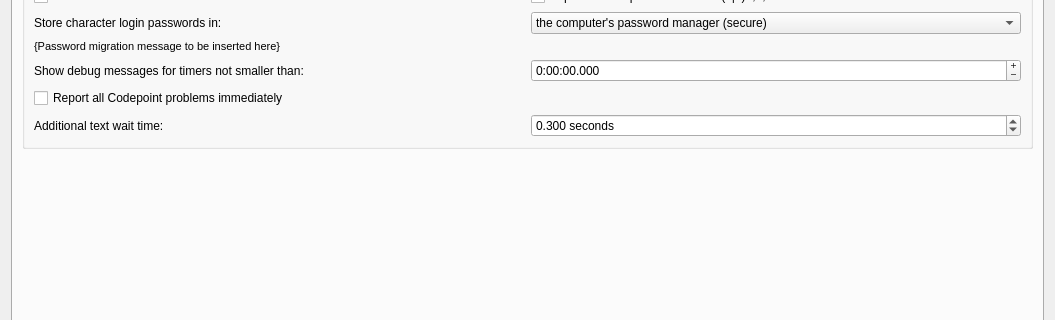
First picture: the form in src/ui/profile_preferences.ui, repository ThalynLabs/Mudlet, before the edit; both pictures show x 0 to 1055 and y 432 to 752 of the 1055 by 876 pixel window.
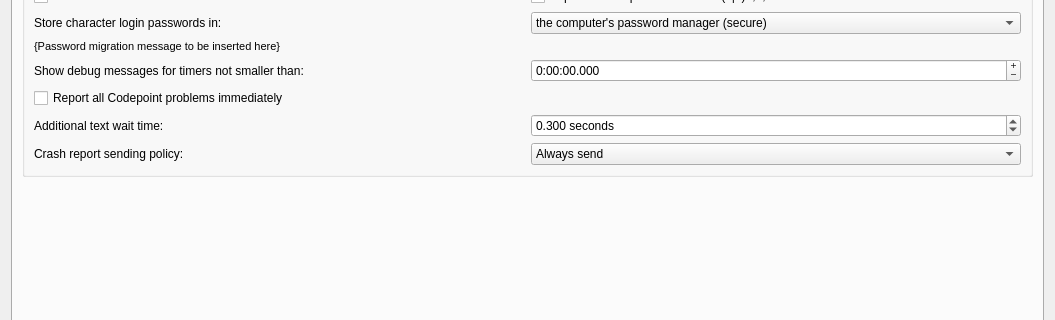
Second picture: the form after the edit. The open tabs and pages were chosen to show the change. Icons and pictures are not drawn. Custom widgets are drawn as their Qt base class.

Commit message: Improve: add a crash reporter for Linux / macOS / Windows (#8540)

What changed in the file:
```diff
--- a/src/ui/profile_preferences.ui
+++ b/src/ui/profile_preferences.ui
@@ -4513,6 +4513,32 @@
             </property>
            </widget>
           </item>
+          <item row="6" column="0">
+              <widget class="QLabel" name="label_crashReportPolicy">
+                  <property name="text">
+                      <string>Crash report sending policy:</string>
+                  </property>
+              </widget>
+          </item>
+          <item row="6" column="1">
+              <widget class="QComboBox" name="comboBox_crashReportPolicy">
+                  <item>
+                      <property name="text">
+                          <string>Always send</string>
+                      </property>
+                  </item>
+                  <item>
+                      <property name="text">
+                          <string>Never send</string>
+                      </property>
+                  </item>
+                  <item>
+                      <property name="text">
+                          <string>Ask each time</string>
+                      </property>
+                  </item>
+              </widget>
+          </item>
           <item row="0" column="1">
            <widget class="QCheckBox" name="checkBox_expectCSpaceIdInColonLessMColorCode">
             <property name="toolTip">
```
The commit also changes 27 other files.
